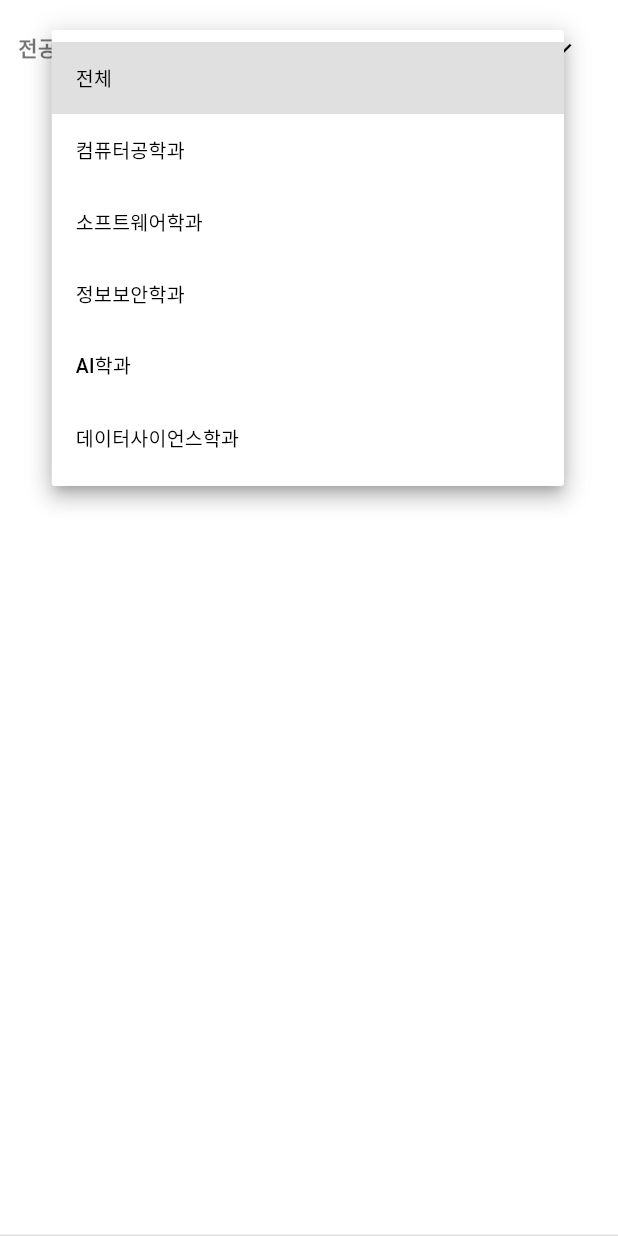
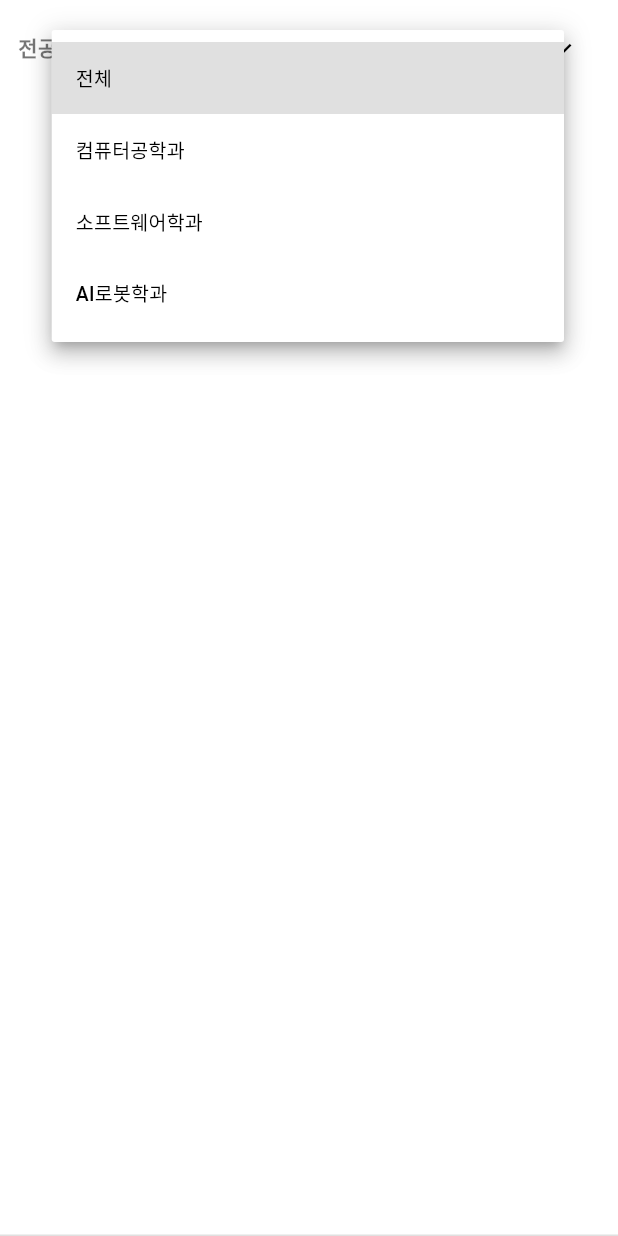
Before and after one commit to ooooo333i/team_mate, a Flutter app: the FilterBlock widget shown alone on an empty page, opened directly, after a tap on "전체", on a phone screen of 412 x 824 dp. Run offline on Flutter 3.47's test engine with Material 3 defaults, Android fonts, the light colour scheme and no system bars; our stand-ins replace flutter_secure_storage, shared_preferences; accounts and stored records are empty; network calls fail.

Commit message:
11/24_sss

```diff
--- a/lib/api/auth_api.dart
+++ b/lib/api/auth_api.dart
@@ -1,10 +1,10 @@
 // lib/api/auth_api.dart
 import 'dart:convert';
+import 'package:flutter/rendering.dart';
 import 'package:http/http.dart' as http;
 import 'package:team_mate/services/token_storage.dart';
 
 class AuthApi {
-  // 서버 주소로 바꿔줘 (끝에 /api/v1 까지 포함)
   static const String baseUrl = "http://136.114.213.101:8080/api/v1";
 
   /// 로그인: 서버 응답(body)을 파싱해서 Map으로 반환.
@@ -41,6 +41,7 @@ class AuthApi {
     };
   }
 
+
   /// /member (내 프로필) 정보 가져오기
   /// - TokenStorage.getAccessToken()에서 꺼낸 값을 사용
   /// - 항상 Map<String,dynamic>? 형태로 반환 (detail이 Map이면 detail 반환)
@@ -66,7 +67,7 @@ class AuthApi {
       decoded = jsonDecode(response.body);
     } catch (e) {
       // body가 JSON이 아니면 로그 찍고 null 반환
-      print("AuthApi.getMemberProfile: JSON 디코드 실패 -> ${response.body}");
+      debugPrint("AuthApi.getMemberProfile: JSON 디코드 실패 -> ${response.body}");
       return null;
     }
 
--- a/lib/components/bottom_navi_bar.dart
+++ b/lib/components/bottom_navi_bar.dart
@@ -22,7 +22,7 @@ class CustomBottomNavBar extends StatelessWidget {
         ),
         BottomNavigationBarItem(
           icon: Icon(Icons.favorite),
-          label: 'Lieked',
+          label: 'Liked',
         ),
       ],
     );
--- a/lib/components/filter_block.dart
+++ b/lib/components/filter_block.dart
@@ -21,14 +21,23 @@ class _FilterBlockState extends State<FilterBlock> {
     "전체",
     "컴퓨터공학과",
     "소프트웨어학과",
-    "정보보안학과",
-    "AI학과",
-    "데이터사이언스학과",
+
+    "AI로봇학과",
+
   ];
 
   final techList = [
-    "Flutter", "React", "Java", "Spring",
-    "Python", "Django", "C++", "Figma",
+    "C",
+    "PYTHON",
+    "JAVA",
+    "REACT",
+    "FLUTTER",
+    "ANDROID",
+    "SPRING",
+    "NODE.JS",
+    "AI",
+    "UNITY",
+    "UNREAL"
   ];
 
   void updateFilter() {
--- a/lib/components/user_drawer.dart
+++ b/lib/components/user_drawer.dart
@@ -101,6 +101,9 @@ class _UserDrawerState extends State<UserDrawer> {
               title: const Text("한 줄 소개"),
               subtitle: Text(user["simpleInfo"] ?? "-"),
             ),
+            ListTile(
+
+            )
           ],
 
           const Spacer(),
--- a/lib/main.dart
+++ b/lib/main.dart
@@ -23,6 +23,7 @@ class MyApp extends StatelessWidget {
   Widget build(BuildContext context) {
     return MaterialApp(
       home: const SplashPage(),
+
       debugShowCheckedModeBanner: false,
       initialRoute: initialRoute,
       routes: {
--- a/lib/routes/login_page.dart
+++ b/lib/routes/login_page.dart
@@ -1,4 +1,3 @@
-// lib/routes/login_page.dart
 import 'package:flutter/material.dart';
 import 'package:team_mate/services/token_storage.dart';
 import 'package:team_mate/api/auth_api.dart';
--- a/lib/theme/app_theme.dart
+++ b/lib/theme/app_theme.dart
@@ -26,17 +26,6 @@ class AppTheme {
         ),
       ),
     ),
-
-    // ✅ 카드 기본 스타일
-    cardTheme: const CardThemeData(
-      color: Colors.white,
-      elevation: 4,
-      shadowColor: Colors.black26,
-      shape: RoundedRectangleBorder(
-        borderRadius: BorderRadius.all(Radius.circular(16)),
-      ),
-      margin: EdgeInsets.symmetric(horizontal: 12, vertical: 8),
-    ),
   );
 
   // 🌙 다크 테마
```
Also changed, not shown: lib/routes/info_setting.dart (+14 -14 lines), 1 other file.
